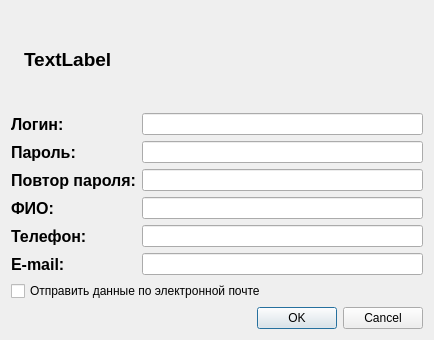
rust3128/MposWebServer, file MPosWebAdmin/Clients/usereditdialog.ui: the form before one commit.
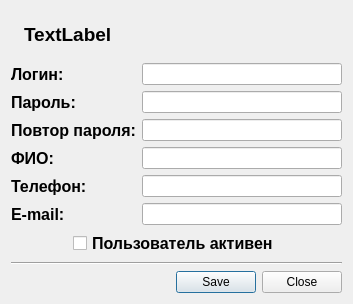
The form after the commit. Icons and pictures are not drawn.

Patch:
```diff
--- a/MPosWebAdmin/Clients/usereditdialog.ui
+++ b/MPosWebAdmin/Clients/usereditdialog.ui
@@ -6,8 +6,8 @@
    <rect>
     <x>0</x>
     <y>0</y>
-    <width>434</width>
-    <height>340</height>
+    <width>353</width>
+    <height>304</height>
    </rect>
   </property>
   <property name="windowTitle">
@@ -151,17 +151,31 @@
      </item>
     </layout>
    </item>
-   <item row="2" column="0">
-    <widget class="QCheckBox" name="checkBoxSendEmail">
-     <property name="text">
-      <string>Отправить данные по электронной почте</string>
-     </property>
-    </widget>
-   </item>
-   <item row="3" column="0">
+   <item row="4" column="0">
     <widget class="QDialogButtonBox" name="buttonBox">
      <property name="standardButtons">
-      <set>QDialogButtonBox::Cancel|QDialogButtonBox::Ok</set>
+      <set>QDialogButtonBox::Close|QDialogButtonBox::Save</set>
+     </property>
+    </widget>
+   </item>
+   <item row="3" column="0">
+    <widget class="Line" name="line">
+     <property name="orientation">
+      <enum>Qt::Horizontal</enum>
+     </property>
+    </widget>
+   </item>
+   <item row="2" column="0" alignment="Qt::AlignHCenter">
+    <widget class="QCheckBox" name="checkBoxIsActive">
+     <property name="font">
+      <font>
+       <pointsize>12</pointsize>
+       <weight>75</weight>
+       <bold>true</bold>
+      </font>
+     </property>
+     <property name="text">
+      <string>Пользователь активен</string>
      </property>
     </widget>
    </item>
```
Left out of the diff: 5 changed lines with no effect on the pictures.
